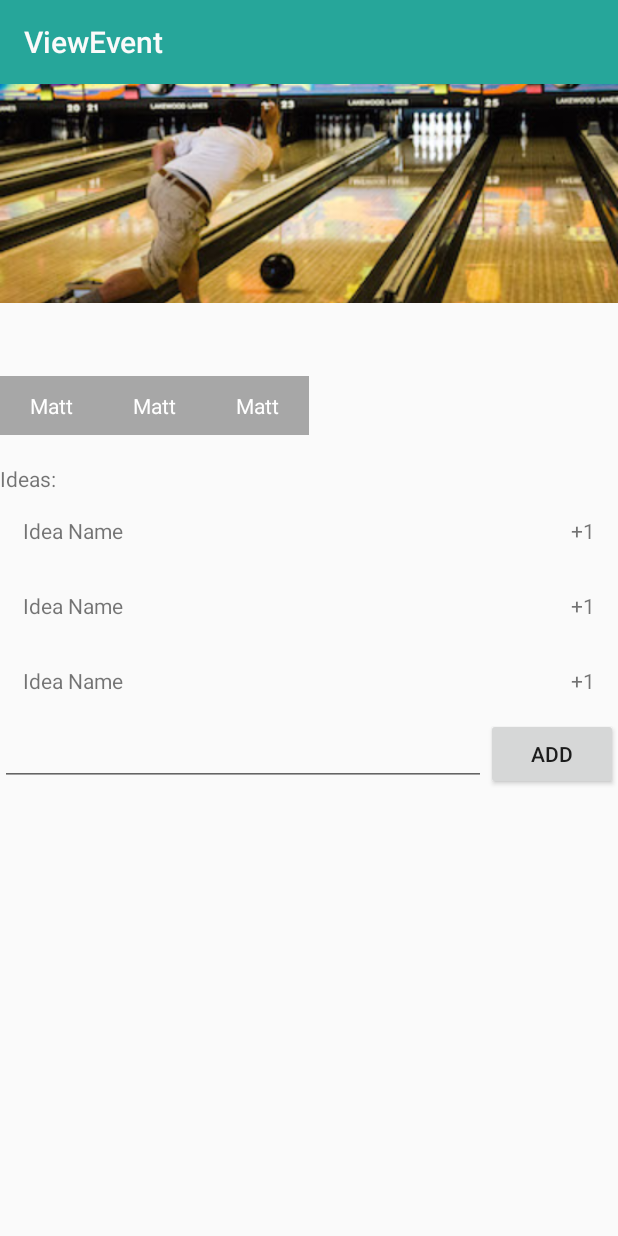
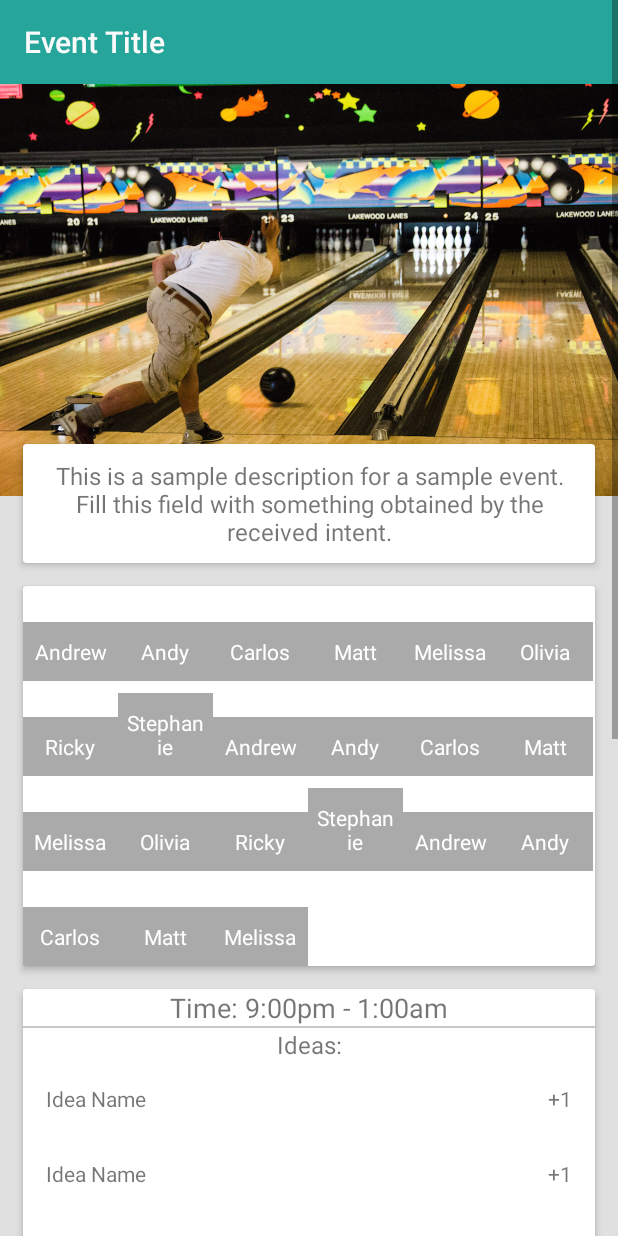
Before and after one commit to austinodell/Planit, an Android app: the ViewEvent screen opened directly, with no data from a screen before it, on a phone screen of 412 x 824 dp. Run offline under Robolectric (Android 15) with nearby library versions, the phone set to English and light mode, and no system bars; libraries missing offline, so code that uses them is left out: com.nostra13.universalimageloader; 5 statements that could not run were skipped.

Commit message:
Sample ViewEvent Page Setup
Filled with sample data.  Needs to be updated to acquire from parse.

```diff
--- a/app/src/main/java/edu/villanvoa/together/AddFriends.java
+++ b/app/src/main/java/edu/villanvoa/together/AddFriends.java
@@ -128,14 +128,6 @@ public class AddFriends extends ActionBarActivity {
         addUserHint = (TextView) findViewById(R.id.add_user_hint_tv);
 
         addUserHint.setText(hint);
-
-        Button testBtn = (Button) findViewById(R.id.test_btn);
-        testBtn.setOnClickListener(new View.OnClickListener() {
-            @Override
-            public void onClick(View v) {
-                startActivity(new Intent(getApplicationContext(),ViewEvent.class));
-            }
-        });
 
         friendsList = new ArrayList<Friend>();
         friendsList.add(hintFriend);
@@ -337,6 +329,7 @@ public class AddFriends extends ActionBarActivity {
 
     private void addFriendToGrid(String id, String name, boolean isReal) {
         Friend friend = new Friend(id, name);
+        Log.i(TAG,"Friend ("+name+") ID: "+id);
         friendsList.add(friend);
     }
 
--- /dev/null
+++ b/app/src/main/java/edu/villanvoa/together/FullGridView.java
@@ -0,0 +1,30 @@
+package edu.villanvoa.together;
+
+import android.content.Context;
+import android.util.AttributeSet;
+import android.widget.GridView;
+
+/**
+ * Created by aodell on 3/12/15.
+ */
+public class FullGridView extends GridView {
+
+    public FullGridView(Context context, AttributeSet attrs) {
+        super(context, attrs);
+    }
+
+    public FullGridView(Context context) {
+        super(context);
+    }
+
+    public FullGridView(Context context, AttributeSet attrs, int defStyle) {
+        super(context, attrs, defStyle);
+    }
+
+    @Override
+    public void onMeasure(int widthMeasureSpec, int heightMeasureSpec) {
+        int expandSpec = MeasureSpec.makeMeasureSpec(Integer.MAX_VALUE >> 2,
+                MeasureSpec.AT_MOST);
+        super.onMeasure(widthMeasureSpec, expandSpec);
+    }
+}
--- a/app/src/main/java/edu/villanvoa/together/PickDateActivity.java
+++ b/app/src/main/java/edu/villanvoa/together/PickDateActivity.java
@@ -191,6 +191,8 @@ public class PickDateActivity extends ActionBarActivity {
                     if (objectId != null) {
                         addUsersToEvent(creatorId, friendsIds, objectId);
                         inviteFriends(friendsIds, creatorFirstName, eventTitle);
+
+                        startActivity(new Intent(getApplicationContext(),ViewEvent.class));
                     } else {
                         Log.d(TAG, "objectId is null");
                     }
--- a/app/src/main/java/edu/villanvoa/together/ViewEvent.java
+++ b/app/src/main/java/edu/villanvoa/together/ViewEvent.java
@@ -26,8 +26,8 @@ public class ViewEvent extends ActionBarActivity {
     private ImageView eventImg;
     private TextView eventDesc;
     private TextView eventTime;
-    private GridView eventFriendsGV;
-    private GridView eventIdeasTable;
+    private FullGridView eventFriendsGV;
+    private FullGridView eventIdeasTable;
 
     private ArrayList<Friend> friendsList;
     private FriendsGridAdapter friendsGridAdapter;
@@ -49,11 +49,13 @@ public class ViewEvent extends ActionBarActivity {
 
         /* Set up toolbar to replace Actionbar */
         Toolbar toolbar = (Toolbar) findViewById(R.id.toolbar);
+        toolbar.setTitle("Event Title");
         setSupportActionBar(toolbar);
         ActionBar mSupportActionBar = getSupportActionBar();
         getSupportActionBar().setDisplayShowHomeEnabled(true);
         getSupportActionBar().setHomeButtonEnabled(true);
-        toolbar.setTitle(R.string.title_activity_view_event);
+
+
 
         /* Set up UniversalImageLoader library variables */
         imageConfig = new ImageLoaderConfiguration.Builder(this)
@@ -71,22 +73,52 @@ public class ViewEvent extends ActionBarActivity {
         Log.i(TAG,"ViewEvent ImageLoader initialized");
 
         friendsList = new ArrayList<Friend>();
+        addFriendToGrid("10206106201596623","Andrew Walters",true);
+        addFriendToGrid("10153062089109882","Andy Rinaldi",true);
+        addFriendToGrid("10204703776492383","Carlos Alejandro Gallardo",true);
         addFriendToGrid("1020156028013792","Matt Wiedmeier",true);
+        addFriendToGrid("10206307009142454","Melissa Sustaita",true);
+        addFriendToGrid("10202752169485847","Olivia Greene",true);
+        addFriendToGrid("10206202607453094","Ricky Baum",true);
+        addFriendToGrid("10153204634714903","Stephanie Molina",true);
+        addFriendToGrid("10206106201596623","Andrew Walters",true);
+        addFriendToGrid("10153062089109882","Andy Rinaldi",true);
+        addFriendToGrid("10204703776492383","Carlos Alejandro Gallardo",true);
         addFriendToGrid("1020156028013792","Matt Wiedmeier",true);
-        addFriendToGrid("1020156028013792", "Matt Wiedmeier", true);
+        addFriendToGrid("10206307009142454","Melissa Sustaita",true);
+        addFriendToGrid("10202752169485846","Olivia Greene",true);
+        addFriendToGrid("10206202607453094","Ricky Baum",true);
+        addFriendToGrid("10153204634714903","Stephanie Molina",true);
+        addFriendToGrid("10206106201596623","Andrew Walters",true);
+        addFriendToGrid("10153062089109882","Andy Rinaldi",true);
+        addFriendToGrid("10204703776492383","Carlos Alejandro Gallardo",true);
+        addFriendToGrid("1020156028013792","Matt Wiedmeier",true);
+        addFriendToGrid("10206307009142454","Melissa Sustaita",true);
 
         Log.i(TAG,"ViewEvent Friends Added");
 
         eventImg = (ImageView) findViewById(R.id.view_event_img);
         eventDesc = (TextView) findViewById(R.id.view_event_description);
         eventTime = (TextView) findViewById(R.id.view_event_time);
-        eventFriendsGV = (GridView) findViewById(R.id.view_event_friends_container);
-        eventIdeasTable = (GridView) findViewById(R.id.view_event_ideas_container);
+        eventFriendsGV = (FullGridView) findViewById(R.id.view_event_friends_container);
+        eventIdeasTable = (FullGridView) findViewById(R.id.view_event_ideas_container);
+
+        eventDesc.setText("This is a sample description for a sample event.  Fill this field with something obtained by the received intent.");
+        eventTime.setText("Time: 9:00pm - 1:00am");
 
         friendsGridAdapter = new FriendsGridAdapter(this,friendsList,eventFriendsGV);
         eventFriendsGV.setAdapter(friendsGridAdapter);
 
         ideasList = new ArrayList<Idea>();
+        addIdeaToList("Idea Name","Idea Description");
+        addIdeaToList("Idea Name","Idea Description");
+        addIdeaToList("Idea Name","Idea Description");
+        addIdeaToList("Idea Name","Idea Description");
+        addIdeaToList("Idea Name","Idea Description");
+        addIdeaToList("Idea Name","Idea Description");
+        addIdeaToList("Idea Name","Idea Description");
+        addIdeaToList("Idea Name","Idea Description");
+        addIdeaToList("Idea Name","Idea Description");
         addIdeaToList("Idea Name","Idea Description");
         addIdeaToList("Idea Name","Idea Description");
         addIdeaToList("Idea Name","Idea Description");
--- a/app/src/main/res/layout/activity_add_friends.xml
+++ b/app/src/main/res/layout/activity_add_friends.xml
@@ -128,12 +128,6 @@
                     android:stretchMode="columnWidth"
                     android:numColumns="4" />
 
-                <Button
-                    android:id="@+id/test_btn"
-                    android:layout_width="wrap_content"
-                    android:layout_height="wrap_content"
-                    android:text="Jump to View Event (Test)" />
-
             </LinearLayout>
 
         </android.support.v7.widget.CardView>
--- a/app/src/main/res/layout/activity_view_event.xml
+++ b/app/src/main/res/layout/activity_view_event.xml
@@ -1,5 +1,11 @@
-<LinearLayout xmlns:android="http://schemas.android.com/apk/res/android"
+<ScrollView xmlns:android="http://schemas.android.com/apk/res/android"
     xmlns:tools="http://schemas.android.com/tools"
+    xmlns:android.support.v7.cardview="http://schemas.android.com/apk/res-auto"
+    android:layout_width="fill_parent"
+    android:layout_height="fill_parent"
+    android:background="@color/page_background">
+
+    <LinearLayout
         android:layout_width="fill_parent"
         android:layout_height="fill_parent"
         android:orientation="vertical"
@@ -11,44 +17,117 @@
             android:layout_width="match_parent"
             android:layout_height="wrap_content" />
 
+        <RelativeLayout
+            android:layout_width="fill_parent"
+            android:layout_height="fill_parent">
+
             <ImageView
                 android:id="@+id/view_event_img"
                 android:layout_width="fill_parent"
                 android:layout_height="wrap_content"
-        android:scaleType="centerCrop"
-        android:src="@drawable/bowl_wide" />
+                android:layout_alignParentStart="true"
+                android:adjustViewBounds="true"
+                android:scaleType="centerInside"
+                android:src="@drawable/bowl_big" />
+
+            <LinearLayout
+                android:layout_width="fill_parent"
+                android:layout_height="wrap_content"
+                android:orientation="vertical"
+                android:layout_marginTop="-50dp"
+                android:layout_below="@+id/view_event_img">
+
+                <android.support.v7.widget.CardView
+                    android:layout_width="fill_parent"
+                    android:layout_height="wrap_content"
+                    android:layout_marginTop="15dp"
+                    android:layout_marginLeft="15dp"
+                    android:layout_marginRight="15dp"
+                    android:layout_marginBottom="15dp"
+                    android:background="@color/page_card_color"
+                    android.support.v7.cardview:cardElevation="3dp"
+                    android.support.v7.cardview:cardCornerRadius="2dp"
+                    android.support.v7.cardview:cardPreventCornerOverlap="false">
 
                     <TextView
                         android:id="@+id/view_event_description"
                         android:layout_width="fill_parent"
-        android:layout_height="wrap_content" />
+                        android:layout_height="wrap_content"
+                        android:textSize="16sp"
+                        android:padding="10dp"
+                        android:gravity="center" />
 
-    <GridView
+                </android.support.v7.widget.CardView>
+
+                <android.support.v7.widget.CardView
+                    android:layout_width="fill_parent"
+                    android:layout_height="wrap_content"
+                    android:layout_marginTop="0dp"
+                    android:layout_marginLeft="15dp"
+                    android:layout_marginRight="15dp"
+                    android:layout_marginBottom="15dp"
+                    android:background="@color/page_card_color"
+                    android.support.v7.cardview:cardElevation="3dp"
+                    android.support.v7.cardview:cardCornerRadius="2dp"
+                    android.support.v7.cardview:cardPreventCornerOverlap="false">
+
+                    <edu.villanvoa.together.FullGridView
                         android:id="@+id/view_event_friends_container"
                         android:layout_width="fill_parent"
-        android:layout_height="wrap_content"
+                        android:layout_height="fill_parent"
                         android:verticalSpacing="0dp"
                         android:horizontalSpacing="0dp"
                         android:stretchMode="columnWidth"
                         android:numColumns="6" />
 
+                </android.support.v7.widget.CardView>
+
+                <android.support.v7.widget.CardView
+                    android:layout_width="fill_parent"
+                    android:layout_height="wrap_content"
+                    android:layout_marginTop="0dp"
+                    android:layout_marginLeft="15dp"
+                    android:layout_marginRight="15dp"
+                    android:layout_marginBottom="15dp"
+                    android:background="@color/page_card_color"
+                    android:paddingTop="10dp"
+                    android:paddingRight="10dp"
+                    android:paddingLeft="10dp"
+                    android:paddingBottom="20dp"
+                    android.support.v7.cardview:cardElevation="3dp"
+                    android.support.v7.cardview:cardCornerRadius="2dp"
+                    android.support.v7.cardview:cardPreventCornerOverlap="false">
+
+                    <LinearLayout
+                        android:layout_width="fill_parent"
+                        android:layout_height="wrap_content"
+                        android:orientation="vertical">
+
                         <TextView
                             android:id="@+id/view_event_time"
                             android:layout_width="fill_parent"
                             android:layout_height="wrap_content"
-        android:layout_gravity="center" />
+                            android:textSize="18sp"
+                            android:text="Time"
+                            android:gravity="center" />
+
+                        <include
+                            layout="@layout/horizontal_line"
+                            android:layout_width="match_parent"
+                            android:layout_height="1dp" />
 
                         <TextView
                             android:id="@+id/view_event_ideas_header"
                             android:layout_width="fill_parent"
                             android:layout_height="wrap_content"
                             android:text="Ideas:"
-        android:layout_gravity="center" />
+                            android:textSize="16sp"
+                            android:gravity="center" />
 
-    <GridView
+                        <edu.villanvoa.together.FullGridView
                             android:id="@+id/view_event_ideas_container"
                             android:layout_width="fill_parent"
-        android:layout_height="wrap_content"
+                            android:layout_height="150dp"
                             android:verticalSpacing="0dp"
                             android:horizontalSpacing="0dp"
                             android:stretchMode="columnWidth"
@@ -57,7 +136,11 @@
                         <LinearLayout
                             android:layout_width="fill_parent"
                             android:layout_height="wrap_content"
-        android:orientation="horizontal">
+                            android:orientation="horizontal"
+                            android:paddingLeft="10dp"
+                            android:paddingRight="10dp"
+                            android:paddingBottom="10dp"
+                            android:layout_alignParentBottom="true">
 
                             <EditText
                                 android:id="@+id/view_event_add_idea_et"
@@ -66,10 +149,24 @@
                                 android:layout_weight="1" />
 
                             <Button
-            android:layout_width="wrap_content"
-            android:layout_height="wrap_content"
-            android:text="Add" />
+                                android:layout_width="35sp"
+                                android:layout_height="35sp"
+                                android:gravity="center"
+                                android:background="@drawable/fab_grey"
+                                android:textColor="@android:color/white"
+                                android:textSize="20sp"
+                                android:text="+" />
 
                         </LinearLayout>
 
                     </LinearLayout>
+
+                </android.support.v7.widget.CardView>
+
+            </LinearLayout>
+
+        </RelativeLayout>
+
+    </LinearLayout>
+
+</ScrollView>
```
Also changed, not shown: app/src/main/res/drawable/bowl_big.jpg (added), 5 other files. Lines whose indentation alone changed are shown as unchanged.
